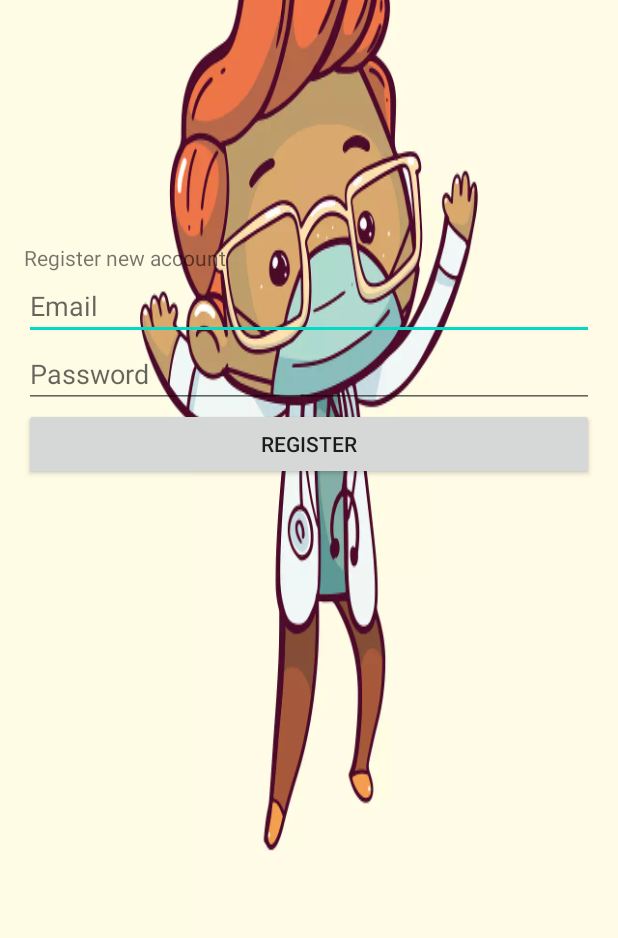
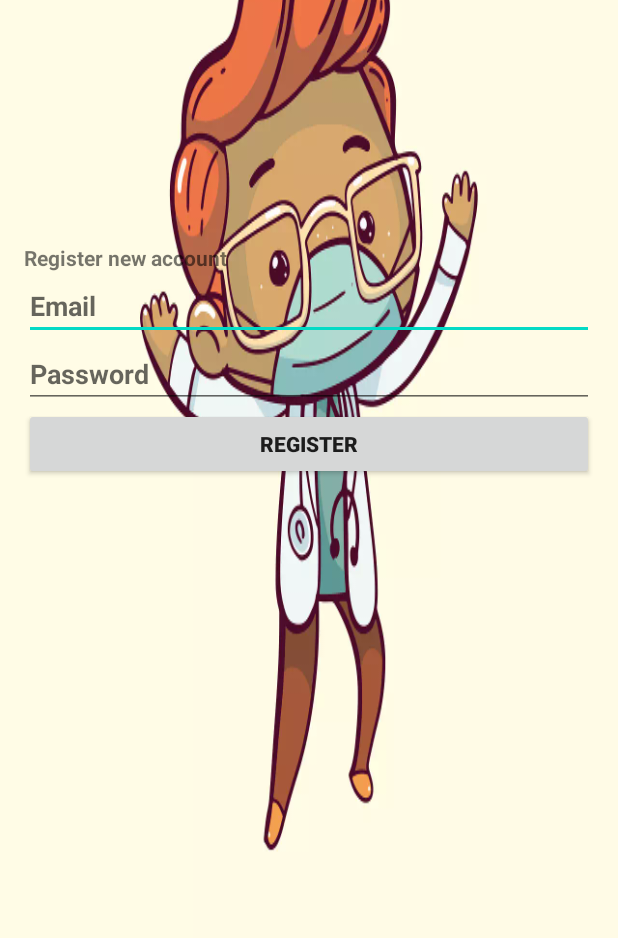
Before and after one commit to githiomi/RONA, an Android app: the screen it shows after launch (RegisterActivity), on a phone screen of 412 x 824 dp. Shown: the part 298-1236 px from the top of the screen. Run offline under Robolectric (Android 15) with nearby library versions, the phone set to English and light mode, and no system bars; our stand-ins replace ButterKnife, Firebase (no records; nobody signed in at launch, a user with empty details on screens opened directly).

Commit message:
made text bold

```diff
--- a/app/src/main/res/layout/activity_register.xml
+++ b/app/src/main/res/layout/activity_register.xml
@@ -3,34 +3,38 @@
     xmlns:tools="http://schemas.android.com/tools"
     android:layout_width="match_parent"
     android:layout_height="match_parent"
+    android:background="@drawable/doctor"
     android:gravity="center_vertical"
     android:orientation="vertical"
     android:padding="16dp"
-    android:background="@drawable/doctor"
     tools:context=".ui.RegisterActivity">
 
     <TextView
         android:layout_width="wrap_content"
         android:layout_height="wrap_content"
-        android:text="Register new account" />
+        android:text="Register new account"
+        android:textStyle="bold" />
 
     <EditText
         android:id="@+id/email"
         android:layout_width="match_parent"
         android:layout_height="wrap_content"
-        android:hint="Email" />
+        android:hint="Email"
+        android:textStyle="bold" />
 
     <EditText
         android:id="@+id/password"
         android:layout_width="match_parent"
         android:layout_height="wrap_content"
         android:hint="Password"
-        android:inputType="textPassword" />
+        android:inputType="textPassword"
+        android:textStyle="bold" />
 
     <Button
         android:id="@+id/register"
         android:layout_width="match_parent"
         android:layout_height="wrap_content"
+        android:textStyle="bold"
         android:text="Register" />
 
     <ProgressBar
```
